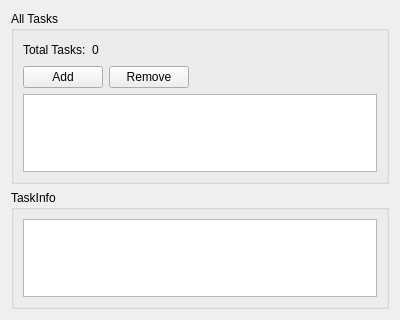
ZbigniewLogisticsINC/Projekt, file prj/src/logistic_system/ui/TaskInfoWidget.ui: the form before one commit.
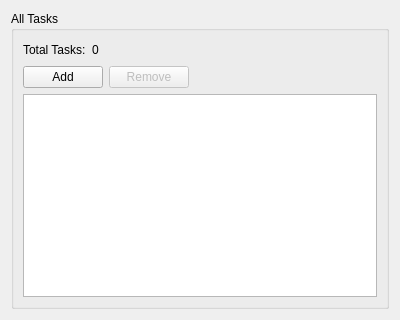
The form after the commit.

```diff
--- a/prj/src/logistic_system/ui/TaskInfoWidget.ui
+++ b/prj/src/logistic_system/ui/TaskInfoWidget.ui
@@ -62,9 +62,15 @@
         </item>
         <item>
          <widget class="QPushButton" name="pushButton_2">
+          <property name="enabled">
+           <bool>false</bool>
+          </property>
           <property name="text">
            <string>Remove</string>
           </property>
+          <property name="flat">
+           <bool>false</bool>
+          </property>
          </widget>
         </item>
         <item>
@@ -83,7 +89,7 @@
        </layout>
       </item>
       <item>
-       <widget class="QTableView" name="tableView">
+       <widget class="QTableWidget" name="tasksTable">
         <property name="selectionMode">
          <enum>QAbstractItemView::SingleSelection</enum>
         </property>
@@ -95,18 +101,6 @@
      </layout>
     </widget>
    </item>
-   <item>
-    <widget class="QGroupBox" name="groupBox_2">
-     <property name="title">
-      <string>TaskInfo</string>
-     </property>
-     <layout class="QVBoxLayout" name="verticalLayout_3">
-      <item>
-       <widget class="QTableView" name="tableView_2"/>
-      </item>
-     </layout>
-    </widget>
-   </item>
   </layout>
  </widget>
  <resources/>
```
